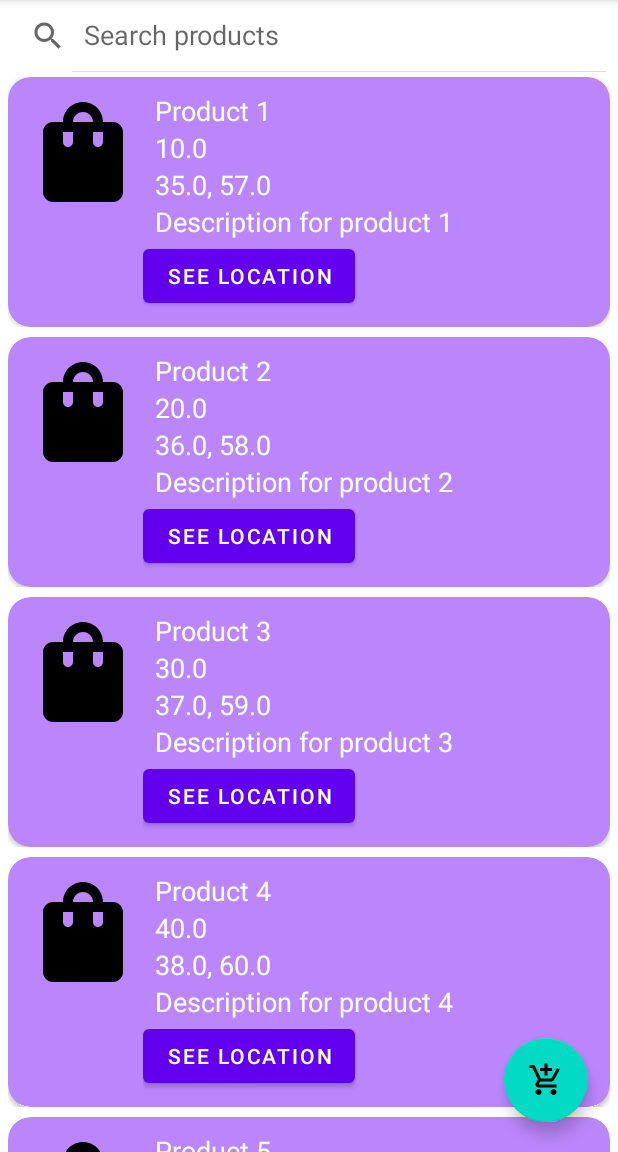
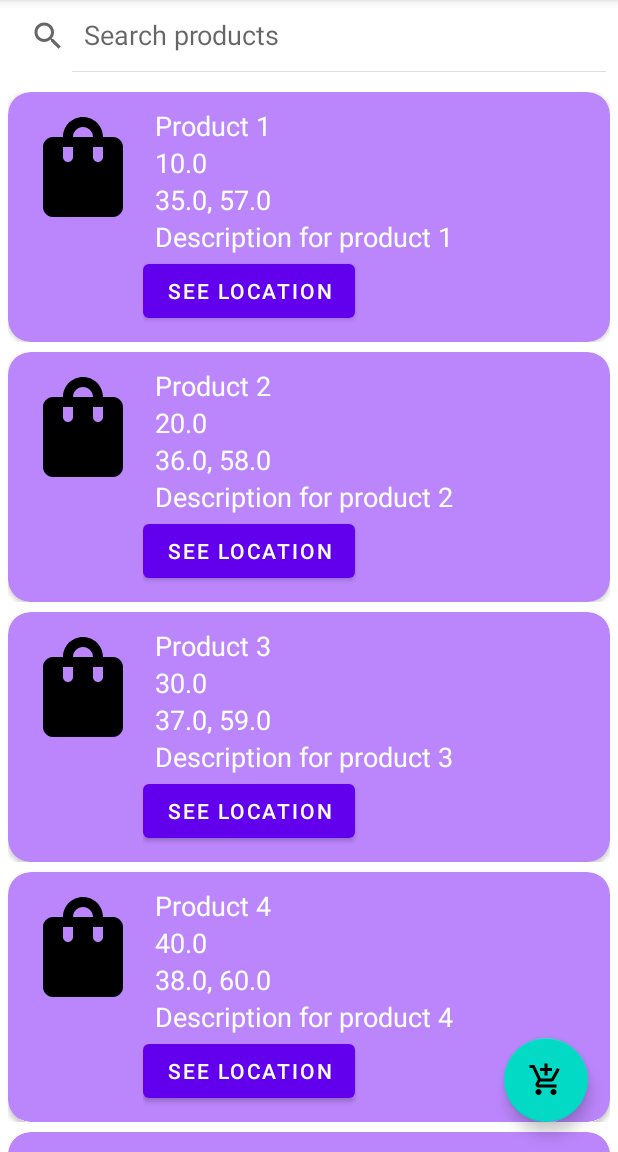
Before and after one commit to AliceC0874203/FA_Pennapar_c0874203_Android, an Android app: the screen it shows after launch (ListProductActivity), on a phone screen of 412 x 824 dp, the part 84-1236 px from its top. Run offline under Robolectric (Android 15) with nearby library versions, the phone set to English and light mode, and no system bars; our stand-ins replace Room's generated code.

Commit message:
fix map issue
fix map issue

```diff
--- a/app/build.gradle
+++ b/app/build.gradle
@@ -1,5 +1,6 @@
 plugins {
     id 'com.android.application'
+    id 'com.google.android.libraries.mapsplatform.secrets-gradle-plugin'
 }
 
 android {
@@ -32,7 +33,6 @@ dependencies {
 
     //GG maps
     implementation 'com.google.android.gms:play-services-maps:18.1.0'
-    implementation 'com.google.android.libraries.places:places:3.0.0'
 
     //RoomDB
     implementation "androidx.room:room-runtime:2.5.0"
--- a/app/src/main/java/com/example/fa_pennapar_c0874203_android/ListProductActivity.java
+++ b/app/src/main/java/com/example/fa_pennapar_c0874203_android/ListProductActivity.java
@@ -157,7 +157,7 @@ public class ListProductActivity extends AppCompatActivity {
 
         if (requestCode == ADD_PRODUCT_REQUEST && resultCode == RESULT_OK) {
             String productName = data.getStringExtra(AddProductActivity.EXTRA_NAME);
-            String productDescription = data.getStringExtra(AddProductActivity.EXTRA_NAME);
+            String productDescription = data.getStringExtra(AddProductActivity.EXTRA_DESCRIPTION);
             double productPrice = data.getDoubleExtra(AddProductActivity.EXTRA_PRICE, 0);
             double productLatitude = data.getDoubleExtra(AddProductActivity.EXTRA_LAT, 0);
             double productLongitude = data.getDoubleExtra(AddProductActivity.EXTRA_LONG, 0);
@@ -175,7 +175,7 @@ public class ListProductActivity extends AppCompatActivity {
             }
 
             String productName = data.getStringExtra(AddProductActivity.EXTRA_NAME);
-            String productDescription = data.getStringExtra(AddProductActivity.EXTRA_NAME);
+            String productDescription = data.getStringExtra(AddProductActivity.EXTRA_DESCRIPTION);
             double productPrice = data.getDoubleExtra(AddProductActivity.EXTRA_PRICE, 0);
             double productLatitude = data.getDoubleExtra(AddProductActivity.EXTRA_LAT, 0);
             double productLongitude = data.getDoubleExtra(AddProductActivity.EXTRA_LONG, 0);
--- a/app/src/main/java/com/example/fa_pennapar_c0874203_android/adapter/ProductAdapter.java
+++ b/app/src/main/java/com/example/fa_pennapar_c0874203_android/adapter/ProductAdapter.java
@@ -76,8 +76,6 @@ public class ProductAdapter extends RecyclerView.Adapter<ProductAdapter.ProductV
         }
     }
 
-
-
     public ProductAdapter(List<Product> products) {
         this.products = products;
         productsFull = new ArrayList<>(products);
--- a/app/src/main/java/com/example/fa_pennapar_c0874203_android/swipe_cell/SwipeToDeleteCallback.java
+++ b/app/src/main/java/com/example/fa_pennapar_c0874203_android/swipe_cell/SwipeToDeleteCallback.java
@@ -37,7 +37,6 @@ abstract public class SwipeToDeleteCallback extends ItemTouchHelper.Callback {
         intrinsicWidth = deleteDrawable.getIntrinsicWidth();
         intrinsicHeight = deleteDrawable.getIntrinsicHeight();
     }
-
 
     @Override
     public int getMovementFlags(@NonNull RecyclerView recyclerView, @NonNull RecyclerView.ViewHolder viewHolder) {
--- a/app/src/main/res/layout/activity_list_product.xml
+++ b/app/src/main/res/layout/activity_list_product.xml
@@ -16,7 +16,11 @@
     <androidx.recyclerview.widget.RecyclerView
         android:id="@+id/recycler_view_products"
         android:layout_width="match_parent"
-        android:layout_height="wrap_content"
+        android:paddingTop="10dp"
+        android:layout_height="0dp"
+        app:layout_constraintBottom_toBottomOf="parent"
+        app:layout_constraintEnd_toEndOf="parent"
+        app:layout_constraintStart_toStartOf="parent"
         app:layout_constraintTop_toBottomOf="@+id/search_view" />
 
     <com.google.android.material.floatingactionbutton.FloatingActionButton
--- a/app/src/main/res/values/strings.xml
+++ b/app/src/main/res/values/strings.xml
@@ -1,4 +1,4 @@
 <resources>
     <string name="app_name">FA_Pennapar_c0874203_Android</string>
-    <string name="google_api_key">AIzaSyAnmR9GRd_QsVC_bcietumIL8CLBWaZPBo</string>
+    <string name="google_api_key">AIzaSyDTgnHoeMQqyRC0FrPL7Hb30XOQUt4iKNs</string>
 </resources>
--- a/build.gradle
+++ b/build.gradle
@@ -2,4 +2,5 @@
 plugins {
     id 'com.android.application' version '7.3.1' apply false
     id 'com.android.library' version '7.3.1' apply false
+    id 'com.google.android.libraries.mapsplatform.secrets-gradle-plugin' version '2.0.1' apply false
 }
```
Also changed, not shown: app/src/main/AndroidManifest.xml (+4 -5 lines), app/src/main/java/com/example/fa_pennapar_c0874203_android/MapActivity.java (+1 -62 lines).
